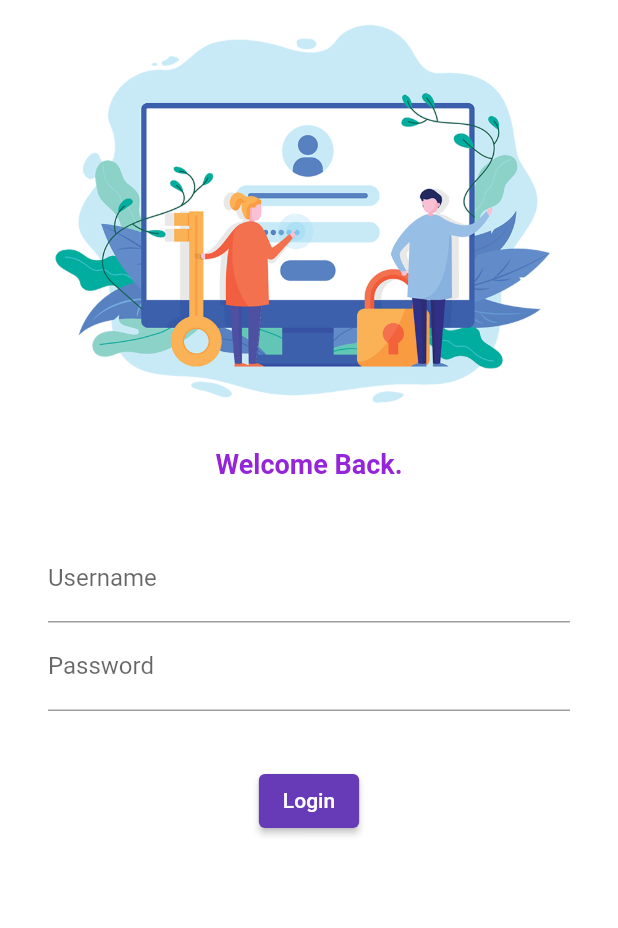
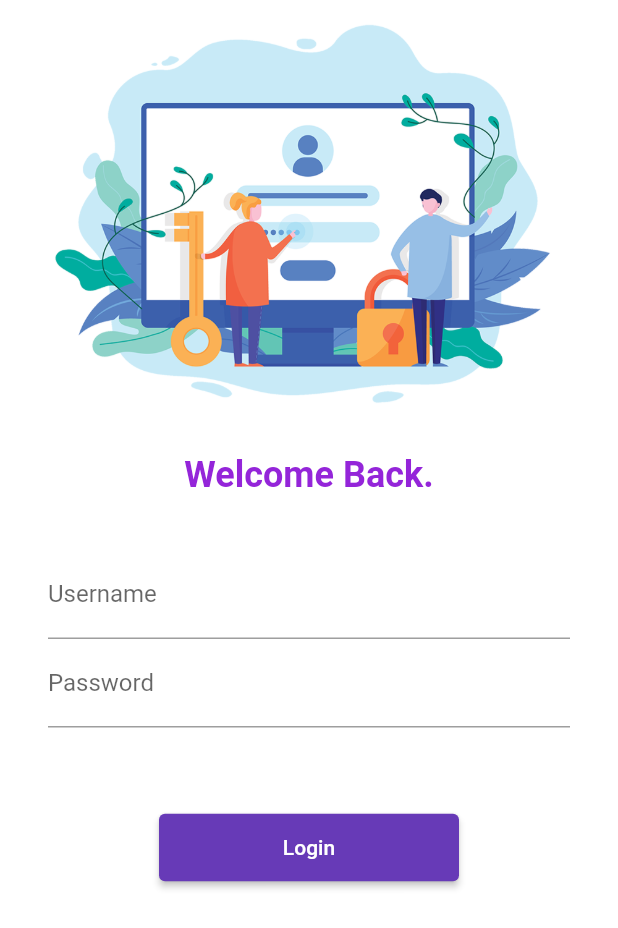
Before and after one commit to Norornot/flutterfirst, a Flutter app: the screen it shows after launch, on a phone screen of 412 x 824 dp. Shown: the top 928 px of the screen. Run offline on Flutter 3.47's test engine with Material 2 defaults, Android fonts, the phone set to English and light mode, and no system bars; our stand-ins replace google_fonts; Roboto replaces fonts that are missing (Ubuntu).

Commit message:
Day 5 completed

```diff
--- a/lib/main.dart
+++ b/lib/main.dart
@@ -2,6 +2,7 @@ import 'package:flutter/material.dart';
 import 'package:myfirstapp/pages/home.dart';
 import 'package:myfirstapp/pages/login.dart';
 import 'package:google_fonts/google_fonts.dart';
+import 'package:myfirstapp/utils/routes.dart';
 
 void main() {
   runApp(MyApp());
@@ -19,8 +20,8 @@ class MyApp extends StatelessWidget {
           fontFamily: GoogleFonts.ubuntu().fontFamily),
       routes: {
         "/": (context) => LogIn(),
-        "/home": (context) => Homepage(),
-        "/login": (context) => LogIn(),
+        MyRoutes.homeRoute: (context) => Homepage(),
+        MyRoutes.loginRoute: (context) => LogIn(),
       },
     );
   }
--- a/lib/pages/login.dart
+++ b/lib/pages/login.dart
@@ -1,4 +1,5 @@
 import 'package:flutter/material.dart';
+import 'package:myfirstapp/utils/routes.dart';
 
 class LogIn extends StatelessWidget {
   const LogIn({super.key});
@@ -14,12 +15,12 @@ class LogIn extends StatelessWidget {
             fit: BoxFit.cover,
           ),
           SizedBox(
-            height: 20.0,
+            height: 24.0,
           ),
           Text(
             "Welcome Back.",
             style: TextStyle(
-                fontSize: 18,
+                fontSize: 24,
                 fontWeight: FontWeight.w600,
                 color: Color.fromARGB(255, 148, 37, 217)),
           ),
@@ -50,11 +51,12 @@ class LogIn extends StatelessWidget {
             ),
           ),
           SizedBox(
-            height: 20.0,
+            height: 40.0,
           ),
           ElevatedButton(
+              style: TextButton.styleFrom(minimumSize: Size(200, 45)),
               onPressed: () {
-                print("Bobby");
+                Navigator.pushNamed(context, MyRoutes.homeRoute);
               },
               child: Text("Login"))
         ],
--- /dev/null
+++ b/lib/utils/routes.dart
@@ -0,0 +1,4 @@
+class MyRoutes{
+  static String loginRoute="/login";
+  static String homeRoute="/home";
+}
```
